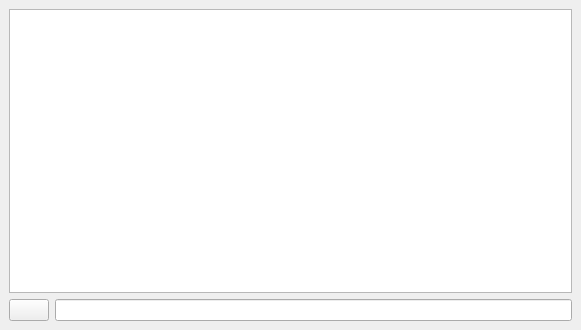
Before: the Qt Designer form src/equationview.ui in KDE/kalzium, drawn with Qt 5.
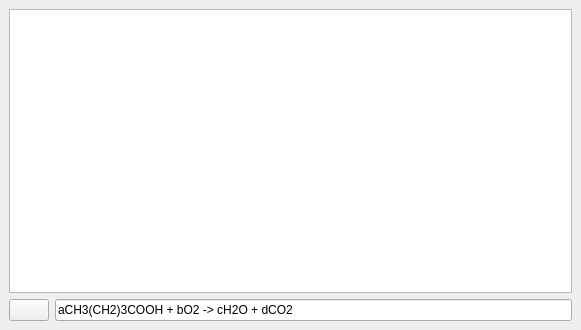
After: the same form once the commit is applied.

Commit message: * Adding a default-string (a chem equation) so that testing is much easier * Actually display things :)

```diff
--- a/src/equationview.ui
+++ b/src/equationview.ui
@@ -27,7 +27,11 @@
     </widget>
    </item>
    <item row="1" column="1" >
-    <widget class="QLineEdit" name="lineEdit" />
+    <widget class="QLineEdit" name="lineEdit" >
+     <property name="text" >
+      <string>aCH3(CH2)3COOH + bO2 -> cH2O + dCO2</string>
+     </property>
+    </widget>
    </item>
    <item row="1" column="0" >
     <widget class="QPushButton" name="pushButton" >
```
The commit also changes 2 other files.
